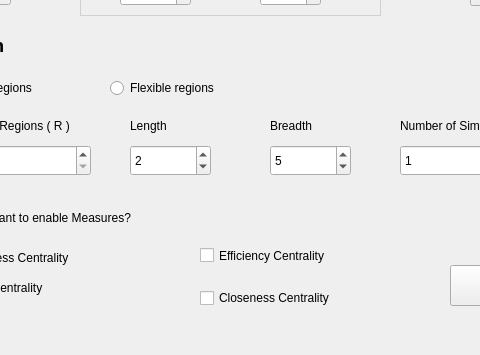
Qt form nttgen/mainwindow.ui (Trindad/network-topologies-generator-frontend) before a commit; both pictures show x 100 to 580 and y 245 to 600 of the 740 by 600 pixel window.
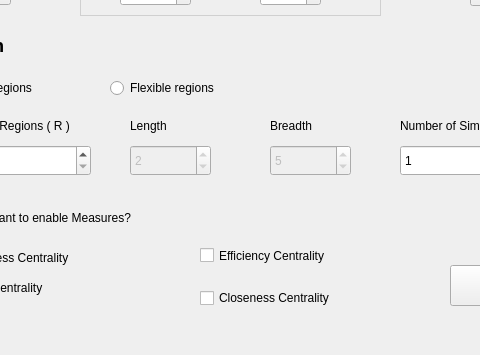
The same form after that commit.

```diff
--- a/nttgen/mainwindow.ui
+++ b/nttgen/mainwindow.ui
@@ -130,6 +130,9 @@
     </property>
    </widget>
    <widget class="QSpinBox" name="length">
+    <property name="enabled">
+     <bool>false</bool>
+    </property>
     <property name="geometry">
      <rect>
       <x>230</x>
@@ -149,6 +152,9 @@
     </property>
    </widget>
    <widget class="QSpinBox" name="breadth">
+    <property name="enabled">
+     <bool>false</bool>
+    </property>
     <property name="geometry">
      <rect>
       <x>370</x>
```
